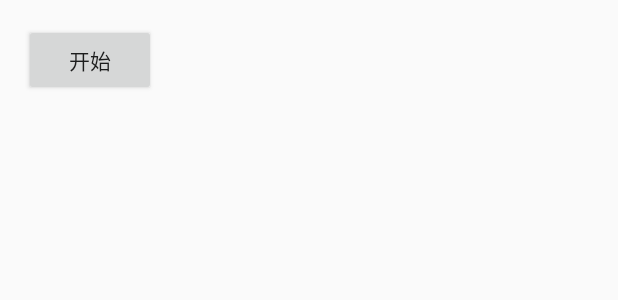
After one commit to yangjingwen2/ScrollFloatView, an Android app: the layout activity_cache.xml on its own in the app's theme, with its tools: preview values and no code run, on a phone screen of 412 x 824 dp. The commit adds this screen. Shown: the top 300 px of the screen. Run offline under Robolectric (Android 15) with nearby library versions, the phone set to English and light mode, and no system bars; network calls fail.

Commit message:
OkHttp基本使用：Get、Post请求，文件上传、下载、缓存、拦截器

```diff
--- a/okhttpdemo/build.gradle
+++ b/okhttpdemo/build.gradle
@@ -23,6 +23,5 @@ dependencies {
     compile fileTree(include: ['*.jar'], dir: 'libs')
     testCompile 'junit:junit:4.12'
     compile 'com.android.support:appcompat-v7:23.1.1'
-    compile 'com.squareup.okhttp3:okhttp:3.2.0'
     compile project(':okhttputils')
 }
--- a/okhttpdemo/src/main/AndroidManifest.xml
+++ b/okhttpdemo/src/main/AndroidManifest.xml
@@ -23,7 +23,9 @@
         <activity android:name=".PostAsyncActivity" />
         <activity android:name=".HttpDemoActivity" />
         <activity android:name=".DownloadActivity" />
-        <activity android:name=".UploadActivity"></activity>
+        <activity android:name=".UploadActivity" />
+        <activity android:name=".CacheActivity" />
+        <activity android:name=".InterceptorActivity"></activity>
     </application>
 
 </manifest>
--- a/okhttpdemo/src/main/java/com/android/yangjw/okhttpdemo/MainActivity.java
+++ b/okhttpdemo/src/main/java/com/android/yangjw/okhttpdemo/MainActivity.java
@@ -42,6 +42,12 @@ public class MainActivity extends AppCompatActivity {
                     case 6:
                         intent.setClass(MainActivity.this,UploadActivity.class);
                         break;
+                    case 7:
+                        intent.setClass(MainActivity.this,CacheActivity.class);
+                        break;
+                    case 8:
+                        intent.setClass(MainActivity.this,InterceptorActivity.class);
+                        break;
                 }
                 startActivity(intent);
             }
--- /dev/null
+++ b/okhttpdemo/src/main/res/layout/activity_cache.xml
@@ -0,0 +1,17 @@
+<?xml version="1.0" encoding="utf-8"?>
+<RelativeLayout xmlns:android="http://schemas.android.com/apk/res/android"
+    xmlns:tools="http://schemas.android.com/tools"
+    android:layout_width="match_parent"
+    android:layout_height="match_parent"
+    android:paddingBottom="@dimen/activity_vertical_margin"
+    android:paddingLeft="@dimen/activity_horizontal_margin"
+    android:paddingRight="@dimen/activity_horizontal_margin"
+    android:paddingTop="@dimen/activity_vertical_margin"
+    tools:context="com.android.yangjw.okhttpdemo.CacheActivity">
+
+    <Button
+        android:layout_width="wrap_content"
+        android:layout_height="wrap_content"
+        android:text="开始"
+        android:onClick="click"/>
+</RelativeLayout>
```
Also changed, not shown: okhttpdemo/src/main/java/com/android/yangjw/okhttpdemo/CacheActivity.java (added, +80 -0 lines), okhttpdemo/src/main/java/com/android/yangjw/okhttpdemo/InterceptorActivity.java (added, +86 -0 lines), okhttpdemo/src/main/java/com/android/yangjw/okhttpdemo/UploadActivity.java (+11 -0 lines), okhttpdemo/src/main/res/layout/activity_interceptor.xml (added, +17 -0 lines), okhttpdemo/src/main/res/layout/activity_upload.xml (+10 -0 lines).
